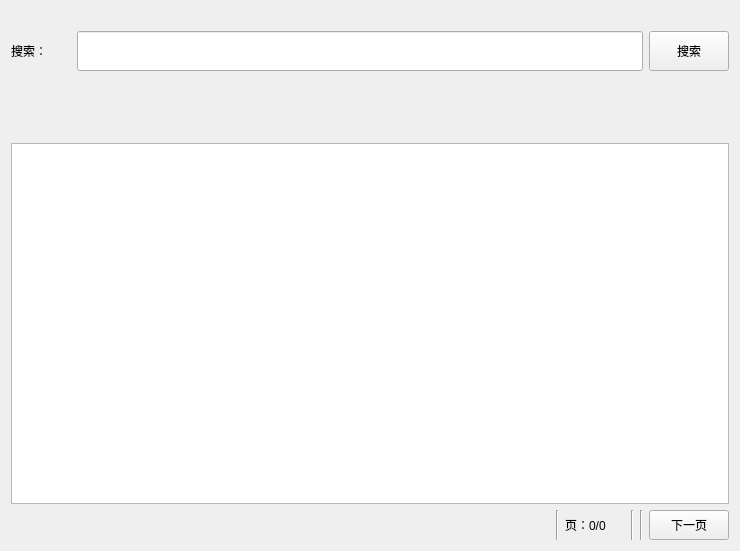
Before: the Qt Designer form ui/ui_search.ui in tonquer/ehentai-qt, drawn with Qt 5.
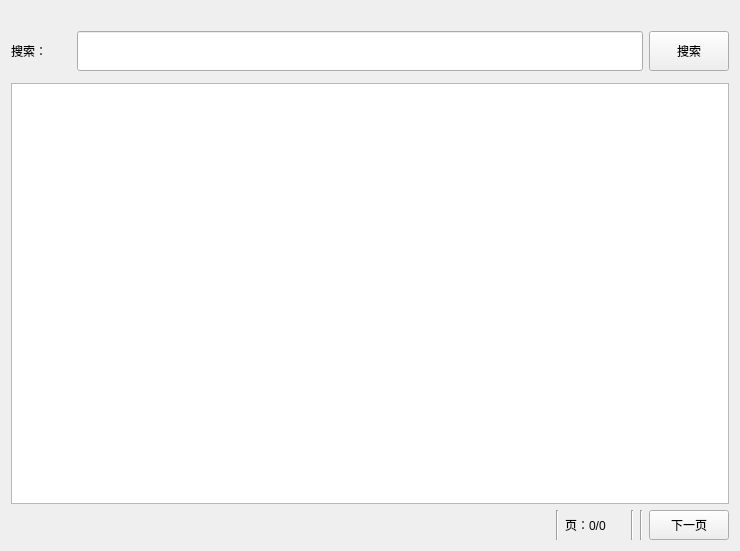
After: the same form once the commit is applied. Custom widgets are drawn as their Qt base class.

```diff
--- a/ui/ui_search.ui
+++ b/ui/ui_search.ui
@@ -146,28 +146,9 @@
     </widget>
    </item>
    <item>
-    <widget class="TagListWidget" name="tagWidget">
-     <property name="sizePolicy">
-      <sizepolicy hsizetype="Preferred" vsizetype="Preferred">
-       <horstretch>0</horstretch>
-       <verstretch>0</verstretch>
-      </sizepolicy>
-     </property>
-     <property name="minimumSize">
-      <size>
-       <width>0</width>
-       <height>40</height>
-      </size>
-     </property>
-     <property name="maximumSize">
-      <size>
-       <width>16777215</width>
-       <height>60</height>
-      </size>
-     </property>
+    <widget class="QWidget" name="tagList" native="true">
      <property name="styleSheet">
-      <string notr="true">QListWidget {background-color:transparent;}
-QListWidget::item {
+      <string notr="true">QPushButton {
     background-color:rgb(251, 239, 243);
     color: rgb(196, 95, 125);
 	border:2px solid red;
@@ -175,7 +156,7 @@
 	border-color:rgb(196, 95, 125);
 }
 /* 鼠标在按钮上时，按钮颜色 */
- QListWidget::item:hover 
+QPushButton:hover 
 {
     background-color:rgb(21, 85, 154);
     border-radius: 10px;
@@ -183,9 +164,6 @@
 }
 </string>
      </property>
-     <property name="frameShape">
-      <enum>QFrame::NoFrame</enum>
-     </property>
     </widget>
    </item>
    <item>
@@ -280,11 +258,6 @@
    <extends>QLineEdit</extends>
    <header location="global">component.line_edit.search_line_edit.h</header>
   </customwidget>
-  <customwidget>
-   <class>TagListWidget</class>
-   <extends>QListWidget</extends>
-   <header location="global">component.list.tag_list_widget.h</header>
-  </customwidget>
  </customwidgets>
  <resources/>
  <connections/>
```
